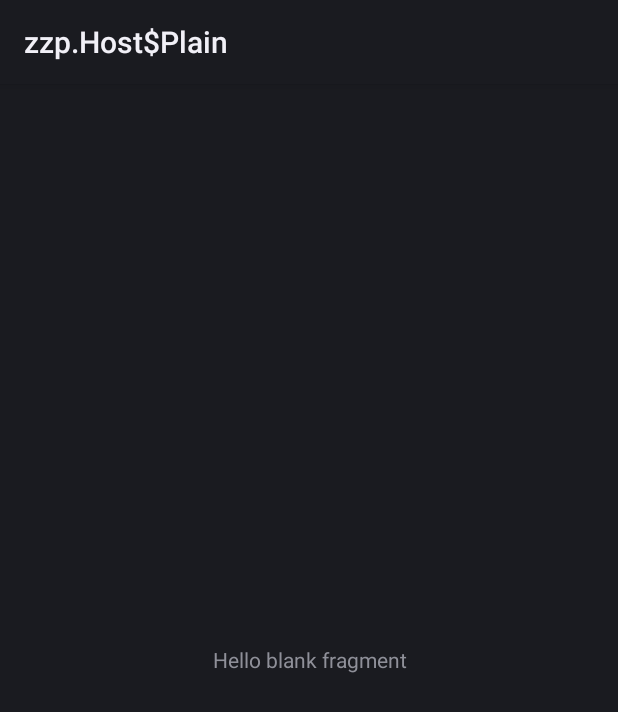
After one commit to yuriidevua/android_skeleton, an Android app: the layout fragment_dialog_example.xml on its own in the app's theme, with its tools: preview values and no code run, on a phone screen of 412 x 824 dp. The commit adds this screen. Shown: the top 712 px of the screen. Run offline under Robolectric (Android 15) with nearby library versions, the phone set to English and light mode, and no system bars.

Commit message:
add example dialog fragment

```diff
--- a/presentation/src/main/java/com/sceleton/presentation/activity/IMainView.kt
+++ b/presentation/src/main/java/com/sceleton/presentation/activity/IMainView.kt
@@ -9,6 +9,6 @@ interface IMainView {
     }
 
     interface Presenter : BasePresenter {
-
+        fun startExampleDialog()
     }
 }
--- a/presentation/src/main/java/com/sceleton/presentation/base/BaseDialogFragment.kt
+++ b/presentation/src/main/java/com/sceleton/presentation/base/BaseDialogFragment.kt
@@ -67,9 +67,9 @@ abstract class BaseDialogFragment<Binding : ViewDataBinding> : DaggerAppCompatDi
         }
     }
 
-    fun stepError(exception: Throwable?) {
+    fun errorStep(exception: Throwable) {
         if (emitter != null) {
-            emitter!!.onError(exception!!)
+            emitter!!.onError(exception)
         }
     }
 
--- a/presentation/src/main/java/com/sceleton/presentation/router/ConstRouter.kt
+++ b/presentation/src/main/java/com/sceleton/presentation/router/ConstRouter.kt
@@ -1,6 +1,5 @@
 package com.sceleton.presentation.router
 
 enum class ConstRouter(val route : String) {
-
-
+    DIALOG_EXAMPLE("dialog_example");
 }
--- a/presentation/src/main/java/com/sceleton/presentation/router/IRouter.kt
+++ b/presentation/src/main/java/com/sceleton/presentation/router/IRouter.kt
@@ -13,7 +13,7 @@ interface IRouter {
 
     fun onBackPressed()
 
-    fun <T : BaseDialogFragment<*>> stepDialog(fragment: T): Single<Int>
+    fun dialogTransaction(cmd : String) : Single<Int>
 
     fun setAppBarText(name: String)
 
--- /dev/null
+++ b/presentation/src/main/res/layout/fragment_dialog_example.xml
@@ -0,0 +1,17 @@
+<?xml version="1.0" encoding="utf-8"?>
+<layout>
+<androidx.constraintlayout.widget.ConstraintLayout xmlns:android="http://schemas.android.com/apk/res/android"
+    xmlns:tools="http://schemas.android.com/tools"
+    android:layout_width="match_parent"
+    android:layout_height="match_parent"
+    android:layout_margin="50dp"
+    tools:context=".dialog_fragment.DialogExample">
+
+    <!-- TODO: Update blank fragment layout -->
+    <TextView
+        android:layout_width="match_parent"
+        android:layout_height="match_parent"
+        android:gravity="center"
+        android:text="@string/hello_blank_fragment" />
+</androidx.constraintlayout.widget.ConstraintLayout>
+</layout>
--- a/presentation/src/main/res/values/strings.xml
+++ b/presentation/src/main/res/values/strings.xml
@@ -1,3 +1,5 @@
 <resources>
     <string name="app_name">Android KTS Skeleton Base</string>
+    <!-- TODO: Remove or change this placeholder text -->
+    <string name="hello_blank_fragment">Hello blank fragment</string>
 </resources>
```
Also changed, not shown: presentation/src/main/java/com/sceleton/presentation/activity/MainPresenter.kt (+15 -4 lines), presentation/src/main/java/com/sceleton/presentation/base/BaseViewDialogContract.kt (added, +7 -0 lines), presentation/src/main/java/com/sceleton/presentation/dialog_fragment/DialogExample.kt (added, +36 -0 lines), presentation/src/main/java/com/sceleton/presentation/dialog_fragment/DialogExamplePresenter.kt (added, +26 -0 lines), presentation/src/main/java/com/sceleton/presentation/dialog_fragment/IDialogExample.kt (added, +16 -0 lines), presentation/src/main/java/com/sceleton/presentation/router/Router.kt (+16 -1 lines).
